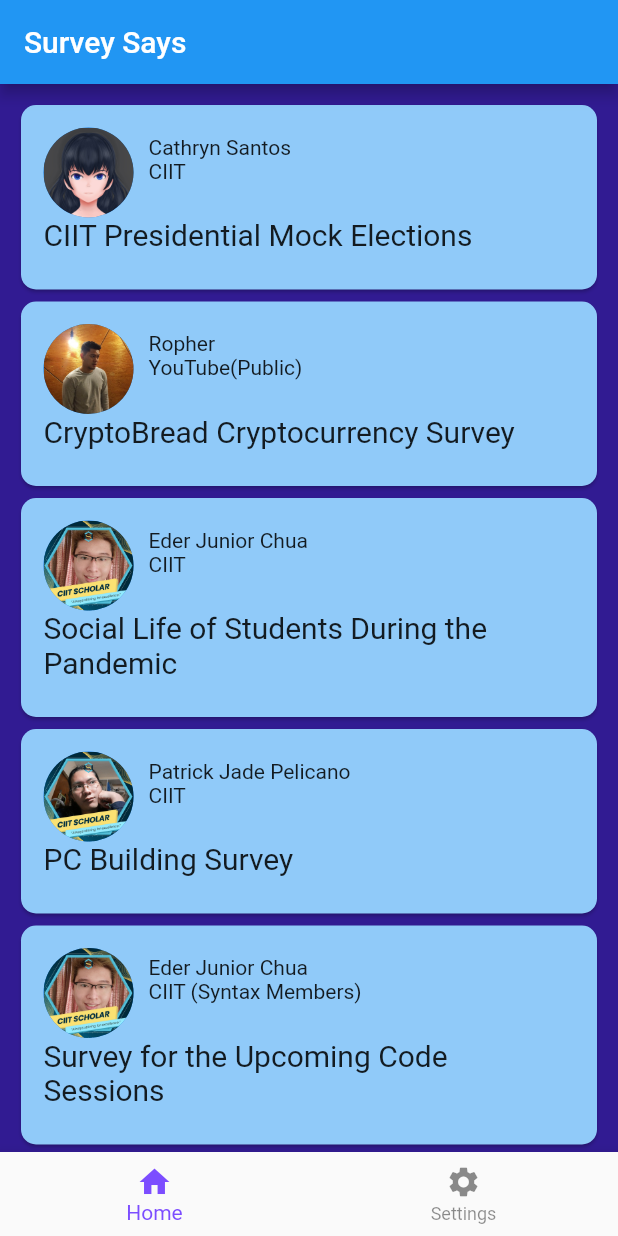
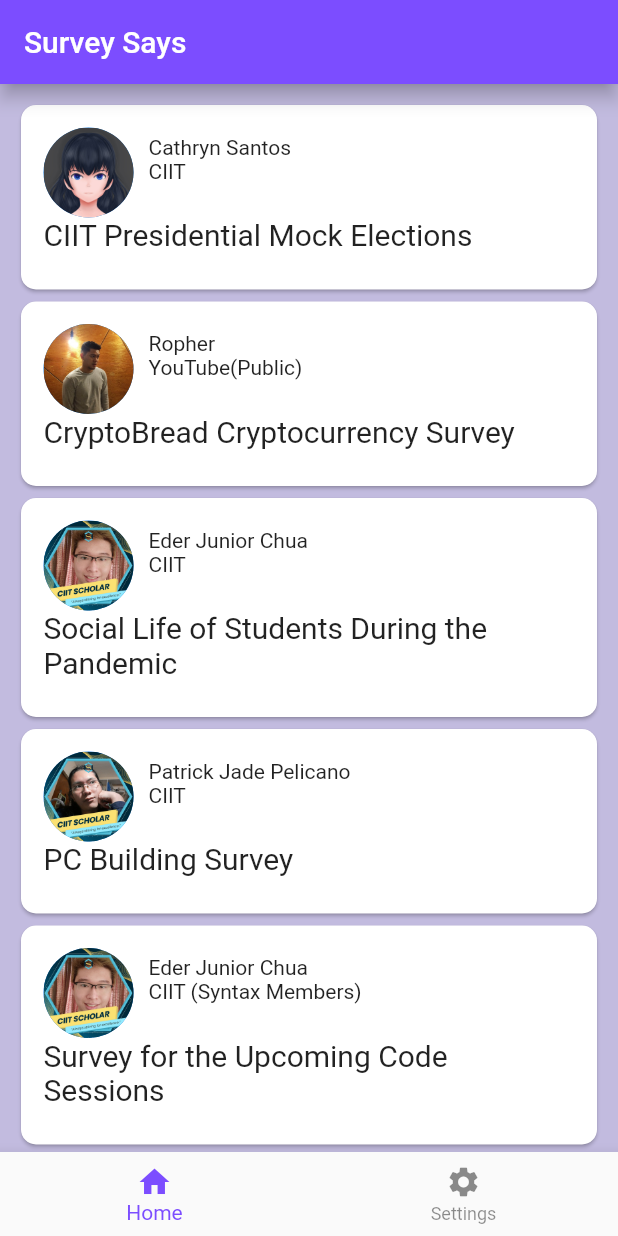
Before and after one commit to peejaypel/survey_says, a Flutter app: the Home screen opened directly, on a phone screen of 412 x 824 dp. Run offline on Flutter 3.47's test engine with Material 2 defaults, Android fonts, the phone set to English and light mode, and no system bars; our stand-ins replace sqflite; missing offline and left inert: flutter_inappwebview; accounts and stored records are empty.

Commit message:
clutch
clutch

```diff
--- a/lib/pages/home.dart
+++ b/lib/pages/home.dart
@@ -24,7 +24,9 @@ class _HomeState extends State<Home> {
   Widget build(BuildContext context) {
     //Switch Home <> Settings
     final List<Widget> _widgetOptions = <Widget>[
-      ListView(
+      Scaffold(
+        backgroundColor: Colors.white70,
+        body: ListView(
           children: [
             SurveyCard(
               img: const AssetImage('assets/cathryn-santos.jpg'),
@@ -66,8 +68,17 @@ class _HomeState extends State<Home> {
               url:'https://docs.google.com/forms/d/e/1FAIpQLSf_Bup_hipErwmAF-d2qVJ_KRaNcGFe_7Hmd19gGKEBcY06oA/viewform',
               context: context,
             ),
+            SurveyCard(
+              img: const AssetImage('assets/eder-chua.jpg'),
+              school: 'CIIT (Syntax Members)',
+              name: 'Eder Junior Chua',
+              title: 'Survey for the Upcoming Code Sessions',
+              url:'https://docs.google.com/forms/d/e/1FAIpQLSf_Bup_hipErwmAF-d2qVJ_KRaNcGFe_7Hmd19gGKEBcY06oA/viewform',
+              context: context,
+            ),
           ],
           padding: const EdgeInsets.all(10),
+        ),
       ),
       Container(
         color: Colors.white,
@@ -112,7 +123,7 @@ class _HomeState extends State<Home> {
                   width: double.infinity,
                   height: 50,
                   child: Align(
-                      alignment: Alignment.centerLeft,
+                      alignment: Alignment.center,
                       child: Text("LOGOUT", style: TextStyle(fontSize: 18))),
                 ),
               ),
@@ -127,6 +138,8 @@ class _HomeState extends State<Home> {
       child: Scaffold(
         backgroundColor: Colors.deepPurple[900],
         appBar: AppBar(
+          elevation: 5,
+          backgroundColor: Colors.deepPurpleAccent,
           automaticallyImplyLeading: false,
           title: const Text('Survey Says'),
         ),
@@ -173,7 +186,7 @@ class SurveyCard extends Card {
       : super(key: key);
 
   @override
-  Color? get color => Colors.blue[200];
+  Color? get color => Colors.white;
 
   @override
   ShapeBorder? get shape =>
@@ -265,7 +278,9 @@ class SurveyInfo extends StatelessWidget {
   Widget build(BuildContext context) {
     const double padding = 20;
     return Scaffold(
-      appBar: AppBar(),
+      appBar: AppBar(
+        backgroundColor: Colors.deepPurpleAccent,
+      ),
       body: Center(
         // Center is a layout widget. It takes a single child and positions it
         // in the middle of the parent.
@@ -284,7 +299,7 @@ class SurveyInfo extends StatelessWidget {
                 children: [
                   CircleAvatar(
                     backgroundImage: img,
-                    radius: 40,
+                    radius: 35,
                   ),
                   Padding(
                     padding: const EdgeInsets.all(padding),
@@ -303,7 +318,7 @@ class SurveyInfo extends StatelessWidget {
                 ],
               ),
               Container(
-                height: 400,
+                height: 500,
                 child: Padding(
                   padding: const EdgeInsets.only(top: 15),
                     child:InAppWebView(
@@ -320,6 +335,9 @@ class SurveyInfo extends StatelessWidget {
                       child: SizedBox(
                         width: double.infinity,
                         child: ElevatedButton(
+                          style: ButtonStyle(
+                            backgroundColor: MaterialStateProperty.all(Colors.deepPurpleAccent),
+                          ),
                           onPressed: () => _launchUrl(Uri.parse(url)),
                           child: Text('Open in Browser'),
                         ),
--- a/pubspec.yaml
+++ b/pubspec.yaml
@@ -36,6 +36,7 @@ dependencies:
   cupertino_icons: ^1.0.2
   sqflite: ^2.0.2
   flutter_inappwebview: any
+  url_launcher: ^6.1.0
 
 dev_dependencies:
   flutter_test:
```
Also changed, not shown: pubspec.lock, 1 other file. Lines whose indentation alone changed are shown as unchanged.
